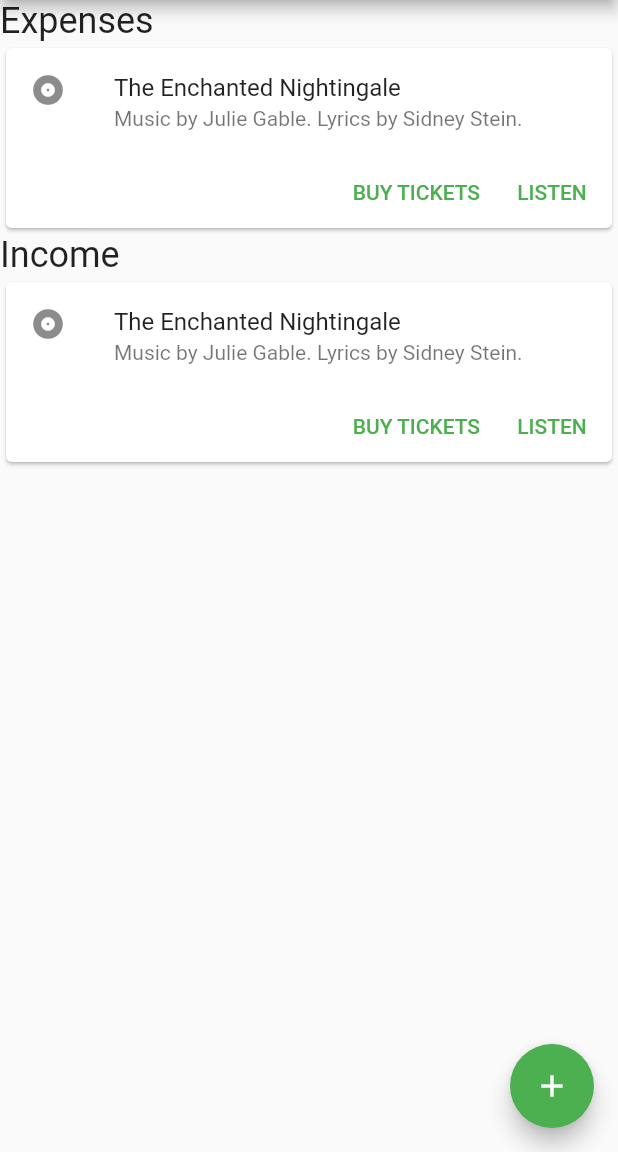
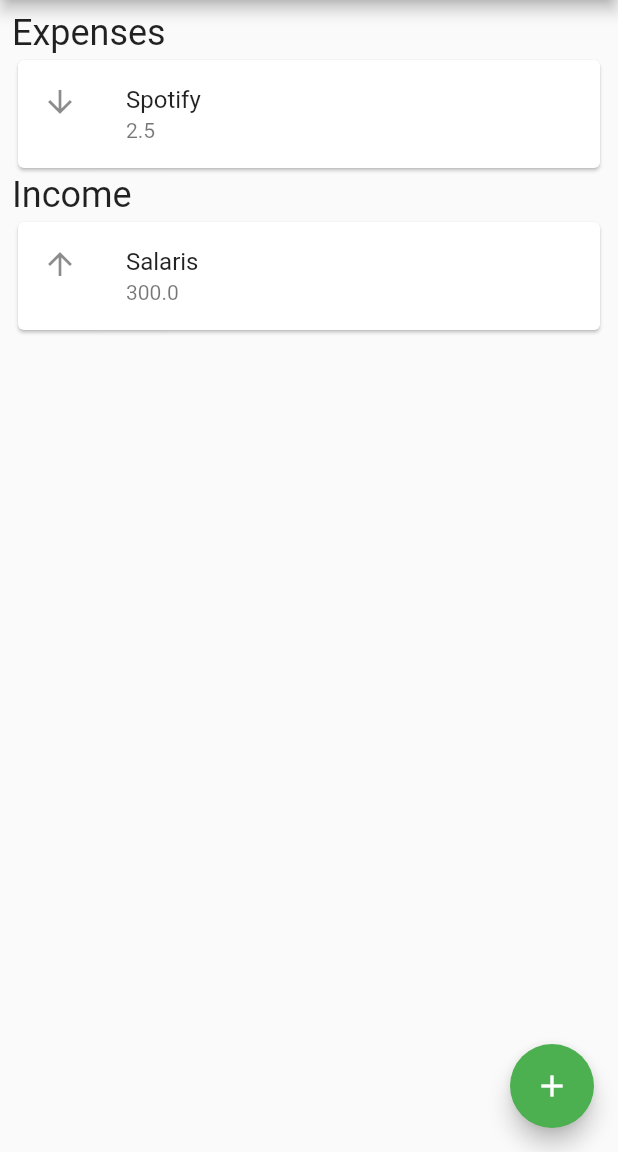
Before and after one commit to 2zqa/money_manager_flutter, a Flutter app: the screen it shows after launch, on a phone screen of 412 x 824 dp, the part 84-1236 px from its top. Run offline on Flutter 3.47's test engine with Material 2 defaults, Android fonts, the light colour scheme and no system bars.

Commit message:
Make BalanceItemCard stateless and clickable
I assume cards will be regenerated when the state changes.

```diff
--- a/lib/main.dart
+++ b/lib/main.dart
@@ -26,43 +26,28 @@ void main() {
   runApp(MoneyManagerApp());
 }
 
-class BalanceItemCard extends StatefulWidget {
-  const BalanceItemCard({Key? key}) : super(key: key);
+class BalanceItemCard extends StatelessWidget {
+  final BalanceItem balanceItem;
 
-  @override
-  _BalanceItemCardState createState() => _BalanceItemCardState();
-}
+  const BalanceItemCard(this.balanceItem, {Key? key}) : super(key: key);
 
-class _BalanceItemCardState extends State<BalanceItemCard> {
   @override
   Widget build(BuildContext context) {
     return Card(
-      child: Column(
-        mainAxisSize: MainAxisSize.min,
-        children: <Widget>[
-          const ListTile(
-            leading: Icon(Icons.album),
-            title: Text('The Enchanted Nightingale'),
-            subtitle: Text('Music by Julie Gable. Lyrics by Sidney Stein.'),
-          ),
-          Row(
-            mainAxisAlignment: MainAxisAlignment.end,
-            children: <Widget>[
-              TextButton(
-                child: const Text('BUY TICKETS'),
-                onPressed: () {/* ... */},
+        child: InkWell(
+            splashColor: Theme.of(context).colorScheme.primary.withAlpha(30),
+            onTap: () {
+              print('Card tapped.');
+            },
+            child: ListTile(
+              leading: Icon(
+                this.balanceItem is Income
+                    ? Icons.arrow_upward
+                    : Icons.arrow_downward,
               ),
-              const SizedBox(width: 8),
-              TextButton(
-                child: const Text('LISTEN'),
-                onPressed: () {/* ... */},
-              ),
-              const SizedBox(width: 8),
-            ],
-          ),
-        ],
-      ),
-    );
+              title: Text(this.balanceItem.name),
+              subtitle: Text((this.balanceItem.cost / 100).toString()),
+            )));
   }
 }
 
@@ -93,11 +78,16 @@ class OverviewPage extends StatelessWidget {
           title: Text(title),
         ),
         body: ListView(
+          padding: EdgeInsets.all(8.0),
           children: <Widget>[
             HeadingItem(heading: "Expenses"),
-            BalanceItemCard(), // TODO: replace single card with list, add heading to list including header argument
+            BalanceItemCard(Expense(
+                "Spotify",
+                250,
+                RecurringType
+                    .daily)), // TODO: replace single card with list, add heading to list including header argument
             HeadingItem(heading: "Income"),
-            BalanceItemCard()
+            BalanceItemCard(Income("Salaris", 30000, RecurringType.monthly))
           ],
         ),
         floatingActionButton: FloatingActionButton(
```
